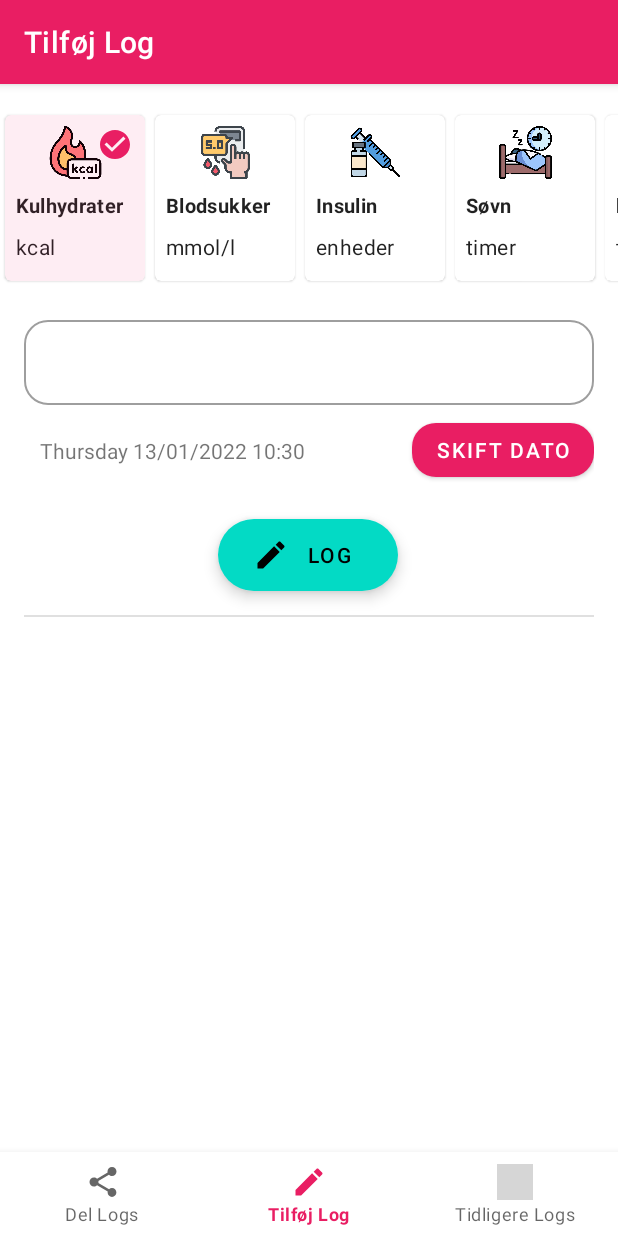
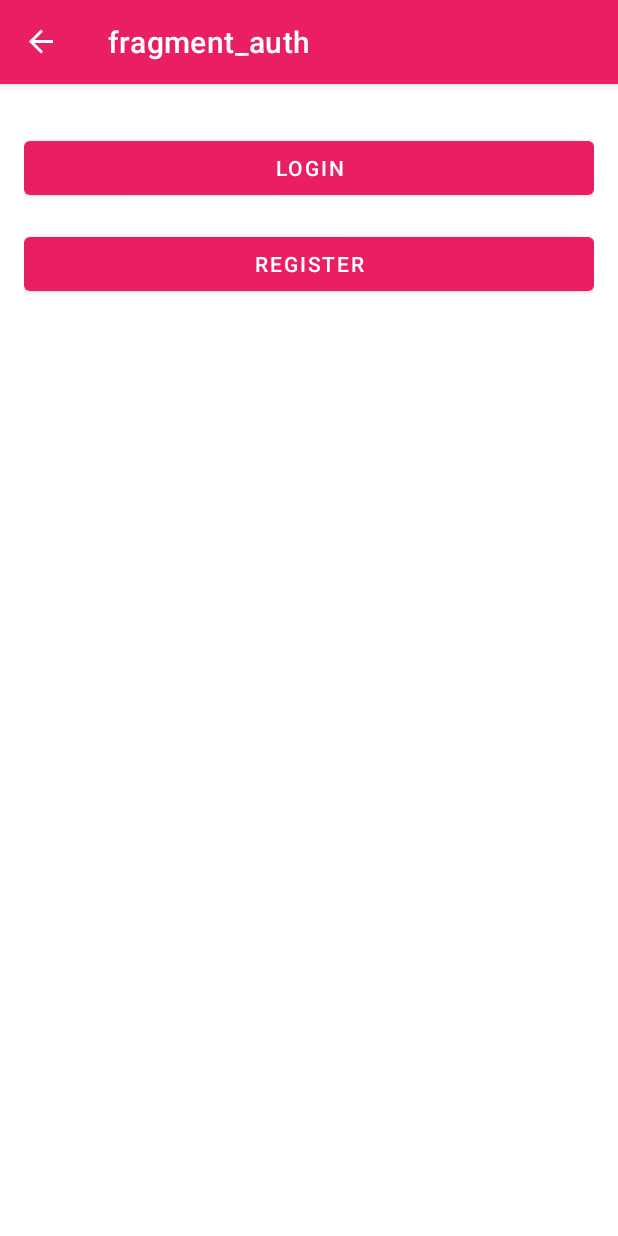
Before and after one commit to gabr0236/OpenLog, an Android app: the screen it shows after launch (MainActivity), on a phone screen of 412 x 824 dp. Run offline under Robolectric (Android 15) with nearby library versions, the phone set to English and light mode, and no system bars; our stand-ins replace Firebase (no records; nobody signed in at launch, a user with empty details on screens opened directly), navigation-ui; grey boxes are pictures that could not be loaded.

Commit message:
Added Firebase to project + Basic Auth with Email/Password

```diff
--- a/app/build.gradle
+++ b/app/build.gradle
@@ -75,5 +75,9 @@ dependencies {
     implementation 'com.nineoldandroids:library:2.4.0'
 
     implementation platform('com.google.firebase:firebase-bom:29.0.3')
+    implementation 'com.google.firebase:firebase-auth'
+    implementation 'com.firebaseui:firebase-ui-auth:8.0.0'
     implementation 'com.google.firebase:firebase-analytics'
+    implementation 'com.google.firebase:firebase-auth-ktx'
+    implementation 'com.google.firebase:firebase-firestore-ktx'
 }
--- a/app/src/main/java/com/example/openlog/MainActivity.kt
+++ b/app/src/main/java/com/example/openlog/MainActivity.kt
@@ -2,6 +2,7 @@ package com.example.openlog
 
 import android.os.Bundle
 import android.view.MenuItem
+import android.view.View
 import androidx.appcompat.app.AppCompatActivity
 import androidx.navigation.NavController
 import androidx.navigation.fragment.NavHostFragment
@@ -34,6 +35,15 @@ class MainActivity : AppCompatActivity(R.layout.activity_main) {
 
         findViewById<BottomNavigationView>(R.id.bottom_nav)
             .setupWithNavController(navController)
+
+        // Don't show bottom nav on Auth screens
+        navController.addOnDestinationChangedListener { _, destination, _ ->
+            val bottomNav = findViewById<BottomNavigationView>(R.id.bottom_nav);
+            when (destination.id) {
+                R.id.authFragment, R.id.loginFragment, R.id.registerFragment -> bottomNav.visibility = View.GONE
+                else -> bottomNav.visibility = View.VISIBLE
+            }
+        }
     }
 
     //Navigation using "Back button"
@@ -46,4 +56,5 @@ class MainActivity : AppCompatActivity(R.layout.activity_main) {
             else -> super.onOptionsItemSelected(item)
         }
     }
+
 }
--- /dev/null
+++ b/app/src/main/java/com/example/openlog/ui/profile/AuthFragment.kt
@@ -0,0 +1,120 @@
+package com.example.openlog.ui.profile
+
+import android.os.Bundle
+import android.util.Log
+import androidx.fragment.app.Fragment
+import android.view.LayoutInflater
+import android.view.View
+import android.view.ViewGroup
+import android.widget.Toast
+import androidx.databinding.DataBindingUtil
+import androidx.navigation.fragment.findNavController
+import com.example.openlog.R
+import com.example.openlog.databinding.FragmentAddLogBinding
+import com.example.openlog.databinding.FragmentAuthBinding
+import com.google.android.material.bottomnavigation.BottomNavigationView
+import com.google.firebase.auth.FirebaseAuth
+import com.google.firebase.auth.FirebaseUser
+import com.google.firebase.auth.ktx.auth
+import com.google.firebase.ktx.Firebase
+
+class AuthFragment : Fragment() {
+    private lateinit var auth: FirebaseAuth
+
+    private var _binding: FragmentAuthBinding? = null
+    private val binding get() = _binding!!
+
+    override fun onCreate(savedInstanceState: Bundle?) {
+        super.onCreate(savedInstanceState)
+        auth = Firebase.auth
+    }
+
+    override fun onCreateView(
+        inflater: LayoutInflater, container: ViewGroup?,
+        savedInstanceState: Bundle?
+    ): View? {
+        val currentUser = auth.currentUser
+
+        if (currentUser != null){
+            val action = AuthFragmentDirections.actionAuthFragmentToAddLogItemFragment()
+            findNavController().navigate(action)
+            return null;
+        }
+
+        _binding = FragmentAuthBinding.inflate(inflater, container, false)
+        return binding.root
+    }
+
+    override fun onViewCreated(view: View, savedInstanceState: Bundle?) {
+        super.onViewCreated(view, savedInstanceState)
+
+        binding.apply {
+            login.setOnClickListener {
+                val action = AuthFragmentDirections.actionAuthFragmentToLoginFragment()
+                findNavController().navigate(action)
+            }
+
+            register.setOnClickListener {
+                val action = AuthFragmentDirections.actionAuthFragmentToRegisterFragment()
+                findNavController().navigate(action)
+            }
+        }
+    }
+
+    /*
+    private fun createAccount(email: String, password: String) {
+        auth.createUserWithEmailAndPassword(email, password)
+            .addOnCompleteListener { task ->
+                if (task.isSuccessful) {
+                    // Sign in success, update UI with the signed-in user's information
+                    Log.d(TAG, "createUserWithEmail:success")
+                    val user = auth.currentUser
+                    updateUI(user)
+                } else {
+                    // If sign in fails, display a message to the user.
+                    Log.w(TAG, "createUserWithEmail:failure", task.exception)
+                    Toast.makeText(
+                        requireContext(),
+                        "Authentication failed.",
+                        Toast.LENGTH_SHORT
+                    ).show()
+                    updateUI(null)
+                }
+            }
+    }
+
+    private fun signIn(email: String, password: String) {
+        auth.signInWithEmailAndPassword(email, password)
+            .addOnCompleteListener { task ->
+                if (task.isSuccessful) {
+                    // Sign in success, update UI with the signed-in user's information
+                    Log.d(TAG, "signInWithEmail:success")
+                    val user = auth.currentUser
+                    updateUI(user)
+                } else {
+                    // If sign in fails, display a message to the user.
+                    Log.w(TAG, "signInWithEmail:failure", task.exception)
+                    Toast.makeText(
+                        requireContext(),
+                        "Authentication failed.",
+                        Toast.LENGTH_SHORT
+                    ).show()
+                    updateUI(null)
+                }
+            }
+    }
+
+
+    private fun updateUI(user: FirebaseUser?) {
+
+    }
+
+    private fun reload() {
+
+    }
+
+    companion object {
+        private const val TAG = "EmailPassword"
+    }
+     */
+}
--- /dev/null
+++ b/app/src/main/res/layout/fragment_auth.xml
@@ -0,0 +1,31 @@
+<?xml version="1.0" encoding="utf-8"?>
+<androidx.constraintlayout.widget.ConstraintLayout xmlns:android="http://schemas.android.com/apk/res/android"
+    android:layout_width="match_parent"
+    android:layout_height="match_parent"
+    xmlns:tools="http://schemas.android.com/tools"
+    android:layout_margin="@dimen/margin"
+    xmlns:app="http://schemas.android.com/apk/res-auto"
+    tools:context=".ui.profile.AuthFragment">
+
+    <Button
+        android:id="@+id/login"
+        android:layout_width="0dp"
+        android:layout_height="wrap_content"
+        android:layout_marginTop="@dimen/margin"
+        android:text="@string/login"
+        app:layout_constraintEnd_toEndOf="parent"
+        app:layout_constraintStart_toStartOf="parent"
+        app:layout_constraintTop_toTopOf="parent" />
+
+
+    <Button
+        android:id="@+id/register"
+        android:layout_width="0dp"
+        android:layout_height="wrap_content"
+        android:layout_marginTop="@dimen/margin"
+        android:text="@string/register"
+        app:layout_constraintEnd_toEndOf="parent"
+        app:layout_constraintStart_toStartOf="parent"
+        app:layout_constraintTop_toBottomOf="@id/login" />
+
+</androidx.constraintlayout.widget.ConstraintLayout>
--- a/app/src/main/res/navigation/nav_graph.xml
+++ b/app/src/main/res/navigation/nav_graph.xml
@@ -3,7 +3,7 @@
     xmlns:app="http://schemas.android.com/apk/res-auto"
     xmlns:tools="http://schemas.android.com/tools"
     android:id="@+id/nav_graph"
-    app:startDestination="@id/add_log_item_fragment">
+    app:startDestination="@id/authFragment">
 
     <fragment
         android:id="@+id/add_log_item_fragment"
@@ -76,5 +76,44 @@
             android:id="@+id/action_create_category_fragment_to_edit_log_fragment"
             app:destination="@id/edit_log_fragment" />
     </fragment>
+    <fragment
+        android:id="@+id/authFragment"
+        android:name="com.example.openlog.ui.profile.AuthFragment"
+        android:label="fragment_auth"
+        tools:layout="@layout/fragment_auth" >
+        <action
+            android:id="@+id/action_authFragment_to_loginFragment"
+            app:destination="@id/loginFragment" />
+        <action
+            android:id="@+id/action_authFragment_to_registerFragment"
+            app:destination="@id/registerFragment" />
+        <action
+            android:id="@+id/action_authFragment_to_add_log_item_fragment"
+            app:destination="@id/add_log_item_fragment" />
+    </fragment>
+    <fragment
+        android:id="@+id/loginFragment"
+        android:name="com.example.openlog.ui.profile.LoginFragment"
+        android:label="fragment_login"
+        tools:layout="@layout/fragment_login" >
+        <action
+            android:id="@+id/action_loginFragment_to_authFragment"
+            app:destination="@id/authFragment" />
+        <action
+            android:id="@+id/action_loginFragment_to_add_log_item_fragment"
+            app:destination="@id/add_log_item_fragment" />
+    </fragment>
+    <fragment
+        android:id="@+id/registerFragment"
+        android:name="com.example.openlog.ui.profile.RegisterFragment"
+        android:label="fragment_register"
+        tools:layout="@layout/fragment_register" >
+        <action
+            android:id="@+id/action_registerFragment_to_authFragment"
+            app:destination="@id/authFragment" />
+        <action
+            android:id="@+id/action_registerFragment_to_add_log_item_fragment"
+            app:destination="@id/add_log_item_fragment" />
+    </fragment>
 
 </navigation>
--- a/app/src/main/res/values/strings.xml
+++ b/app/src/main/res/values/strings.xml
@@ -36,4 +36,10 @@
     <string name="delete_category">Slet Kategori</string>
     <string name="logs">Logs</string>
     <string name="type">Indtast i %s</string>
+    <!-- TODO: Remove or change this placeholder text -->
+    <string name="hello_blank_fragment">Hello blank fragment</string>
+    <string name="login">Login</string>
+    <string name="register">Register</string>
+    <string name="enter_your_email">Enter your Email</string>
+    <string name="enter_your_password">Enter your Password</string>
 </resources>
```
Also changed, not shown: app/src/main/java/com/example/openlog/ui/profile/LoginFragment.kt (added, +87 -0 lines), app/src/main/java/com/example/openlog/ui/profile/RegisterFragment.kt (added, +87 -0 lines), app/src/main/res/layout/fragment_login.xml (added, +52 -0 lines), app/src/main/res/layout/fragment_register.xml (added, +51 -0 lines), 1 other file.
